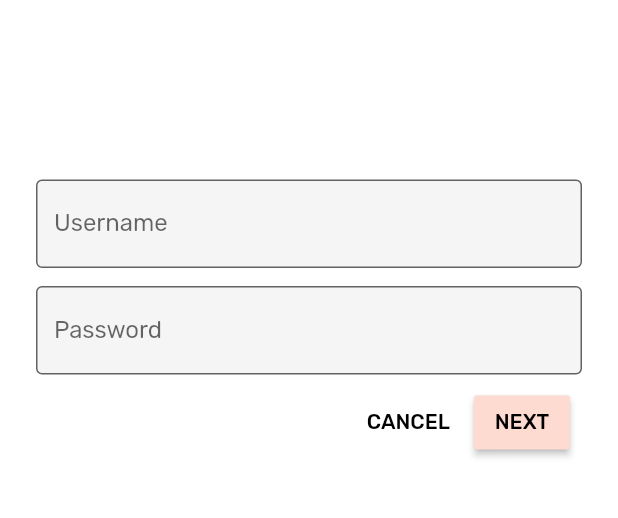
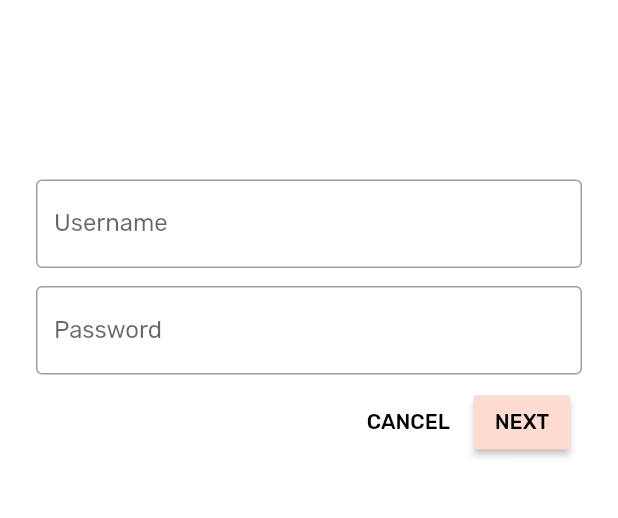
Before and after one commit to TheCodingArcher/list_names, a Flutter app: the screen it shows after launch, on a phone screen of 412 x 824 dp, the part 221-739 px from its top. Run offline on Flutter 3.47's test engine with Material 2 defaults, Android fonts, the phone set to English and light mode, and no system bars.

Commit message:
Changing the theme of Login Screen

```diff
--- a/lib/login.dart
+++ b/lib/login.dart
@@ -1,4 +1,6 @@
 import 'package:flutter/material.dart';
+
+import 'colors.dart';
 
 class LoginPage extends StatefulWidget {
   @override
@@ -27,27 +29,26 @@ class _LoginPageState extends State<LoginPage> {
             ),
             SizedBox(height: 120.0),
             // TODO: Wrap Username with AccentColorOverride (103)
-            // TODO: Remove filled: true values (103)
-            // TODO: Wrap Password with AccentColorOverride (103)
-            // TODO: Add TextField widgets (101)
-            // [Name]
-            TextField(
+            AccentColorOverride(
+              color: kShrineBrown900,
+              child: TextField(
                 controller: _usernameController,
                 decoration: InputDecoration(
-                filled: true,
                   labelText: 'Username',
                 ),
               ),
-            // spacer
+            ),
             SizedBox(height: 12.0),
-            // [Password]
-            TextField(
+            // TODO: Wrap Password with AccentColorOverride (103)
+            AccentColorOverride(
+              color: kShrineBrown900,
+              child: TextField(
                 controller: _passwordController,
                 decoration: InputDecoration(
-                filled: true,
                   labelText: 'Password',
                 ),
                 obscureText: true,
+              ),
             ),
             // TODO: Add button bar (101)
             ButtonBar(
@@ -75,3 +76,22 @@ class _LoginPageState extends State<LoginPage> {
 }
 
 // TODO: Add AccentColorOverride (103)
+class AccentColorOverride extends StatelessWidget {
+  const AccentColorOverride({ Key key, this.color, this.child })
+            : super(key : key);
+
+  final Color color;
+  final Widget child;
+
+  @override
+  Widget build(BuildContext context) {
+    return Theme(
+      child: child,
+      data: Theme.of(context).copyWith(
+        accentColor: color,
+        brightness: Brightness.dark,
+      ),
+    );
+  }
+
+}
```
Lines whose indentation alone changed are shown as unchanged.
